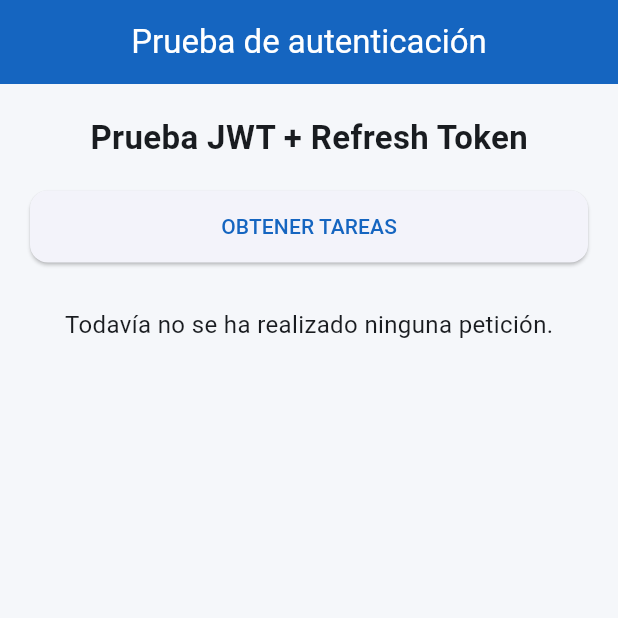
After one commit to MonicaZ1996/agenda_inteligente_movil, a Flutter app: the AuthTestScreen screen opened directly, on a phone screen of 412 x 824 dp, the top half of it. The commit adds this screen. Run offline on Flutter 3.47's test engine with Material 3 defaults, Android fonts, the phone set to English and light mode, and no system bars; our stand-ins replace connectivity_plus, dio, flutter_secure_storage, sqflite; accounts and stored records are empty.

Commit message:
semana13 correccion

```diff
--- /dev/null
+++ b/lib/screens/auth_test_screen.dart
@@ -0,0 +1,102 @@
+import 'package:flutter/material.dart';
+import 'package:dio/dio.dart';
+
+import '../core/network/dio_client.dart';
+
+class AuthTestScreen extends StatefulWidget {
+  const AuthTestScreen({super.key});
+
+  @override
+  State<AuthTestScreen> createState() => _AuthTestScreenState();
+}
+
+class _AuthTestScreenState extends State<AuthTestScreen> {
+  final Dio _dio = DioClient.instance.dio;
+
+  String _resultado = 'Todavía no se ha realizado ninguna petición.';
+  bool _loading = false;
+
+  Future<void> _obtenerTareas() async {
+    setState(() {
+      _loading = true;
+      _resultado = 'Realizando petición...';
+    });
+
+    try {
+      final response = await _dio.get('/api/tareas');
+
+      setState(() {
+        _resultado =
+            'ÉXITO\n\n'
+            'Código: ${response.statusCode}\n\n'
+            'Respuesta:\n${response.data}';
+      });
+    } on DioException catch (e) {
+      setState(() {
+        _resultado =
+            'ERROR\n\n'
+            'Código: ${e.response?.statusCode}\n\n'
+            'Mensaje:\n${e.response?.data ?? e.message}';
+      });
+    } catch (e) {
+      setState(() {
+        _resultado = 'ERROR:\n$e';
+      });
+    } finally {
+      setState(() {
+        _loading = false;
+      });
+    }
+  }
+
+  @override
+  Widget build(BuildContext context) {
+    return Scaffold(
+      appBar: AppBar(
+        title: const Text('Prueba de autenticación'),
+      ),
+      body: Padding(
+        padding: const EdgeInsets.all(20),
+        child: Column(
+          children: [
+            const Text(
+              'Prueba JWT + Refresh Token',
+              style: TextStyle(
+                fontSize: 22,
+                fontWeight: FontWeight.bold,
+              ),
+            ),
+
+            const SizedBox(height: 20),
+
+            SizedBox(
+              width: double.infinity,
+              child: ElevatedButton(
+                onPressed:
+                    _loading ? null : _obtenerTareas,
+                child: _loading
+                    ? const CircularProgressIndicator()
+                    : const Text(
+                        'OBTENER TAREAS',
+                      ),
+              ),
+            ),
+
+            const SizedBox(height: 30),
+
+            Expanded(
+              child: SingleChildScrollView(
+                child: Text(
+                  _resultado,
+                  style: const TextStyle(
+                    fontSize: 16,
+                  ),
+                ),
+              ),
+            ),
+          ],
+        ),
+      ),
+    );
+  }
+}
```
Also changed, not shown: lib/screens/login_screen.dart (+9 -39 lines).
